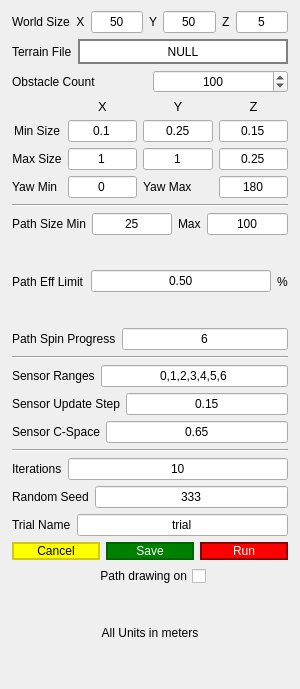
mjroman/roverSim, file src/tools/automatortool.ui: the form before one commit.
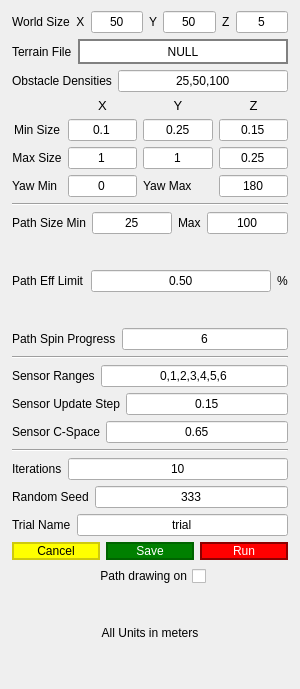
The form after the commit.

Commit message: Trial runs of varying obstacle density can be setup in the config file. Each density will run all the sensor lengths and place the data in a folder corresponding to the number of obstacles.

Diff of the .ui file:
```diff
--- a/src/tools/automatortool.ui
+++ b/src/tools/automatortool.ui
@@ -150,24 +150,18 @@
      <item>
       <widget class="QLabel" name="label_2">
        <property name="text">
-        <string>Obstacle Count</string>
+        <string>Obstacle Densities</string>
        </property>
       </widget>
      </item>
      <item>
-      <widget class="QSpinBox" name="spinBoxObstacleCount">
+      <widget class="QLineEdit" name="lineEditObstacleCount">
+       <property name="text">
+        <string>25,50,100</string>
+       </property>
        <property name="alignment">
         <set>Qt::AlignCenter</set>
        </property>
-       <property name="maximum">
-        <number>5000</number>
-       </property>
-       <property name="singleStep">
-        <number>20</number>
-       </property>
-       <property name="value">
-        <number>100</number>
-       </property>
       </widget>
      </item>
     </layout>
```
The commit also changes 11 other files.
